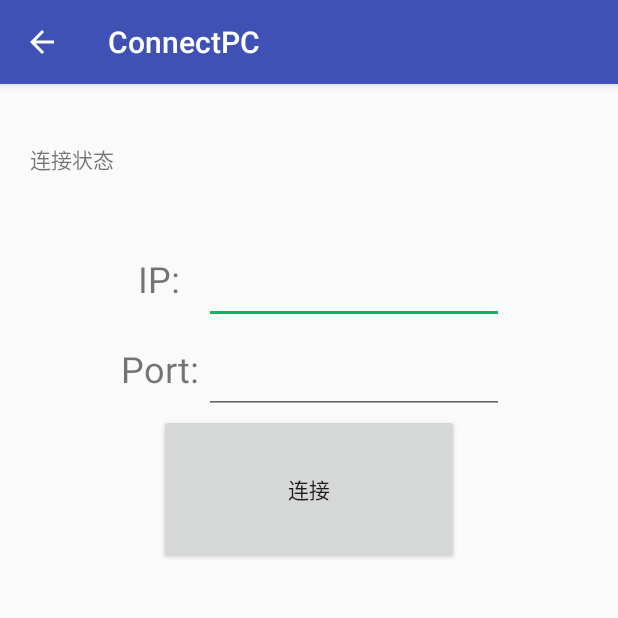
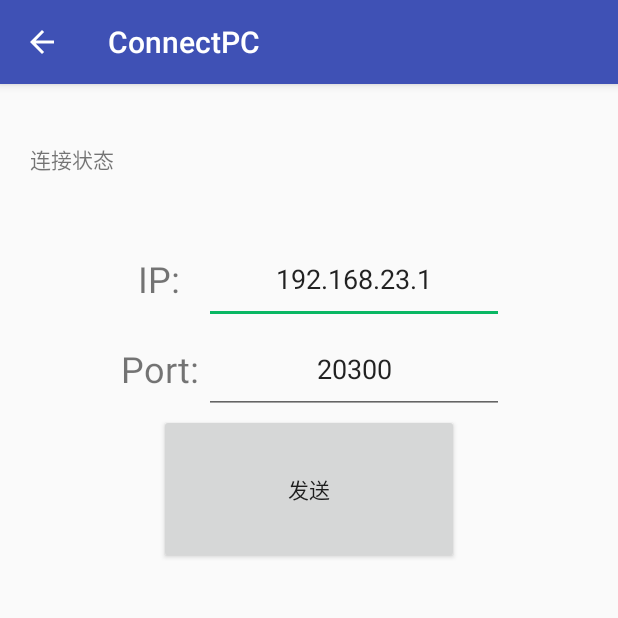
Before and after one commit to younghang/MyAndroidLearning_ClipDemo, an Android app: the MainActivity screen opened directly, with no data from a screen before it, on a phone screen of 412 x 824 dp, the top half of it. Run offline under Robolectric (Android 15) with nearby library versions, the phone set to English and light mode, and no system bars.

Commit message:
add simple connect socket to finish the task of sending text to PC

```diff
--- a/app/src/main/AndroidManifest.xml
+++ b/app/src/main/AndroidManifest.xml
@@ -1,6 +1,8 @@
 <?xml version="1.0" encoding="utf-8"?>
 <manifest xmlns:android="http://schemas.android.com/apk/res/android"
     package="com.example.yanghang.myapplication" >
+
+    <uses-permission android:name="android.permission.INTERNET" />
 
     <application
         android:allowBackup="true"
@@ -8,7 +10,8 @@
         android:label="@string/app_name"
         android:supportsRtl="true"
         android:theme="@style/AppTheme" >
-        <activity android:name=".MainActivity"  android:theme="@style/AppTheme.NoActionBar" >
+
+    <activity android:name=".MainActivity"  android:theme="@style/AppTheme.NoActionBar" >
 
         </activity>
         <activity android:name=".ActivityEditInfo"
--- a/app/src/main/res/layout/activity_connect.xml
+++ b/app/src/main/res/layout/activity_connect.xml
@@ -1,11 +1,14 @@
 <?xml version="1.0" encoding="utf-8"?>
-<android.support.design.widget.CoordinatorLayout
-    xmlns:android="http://schemas.android.com/apk/res/android"
+<android.support.design.widget.CoordinatorLayout xmlns:android="http://schemas.android.com/apk/res/android"
     xmlns:app="http://schemas.android.com/apk/res-auto"
-    xmlns:tools="http://schemas.android.com/tools" android:layout_width="match_parent"
-    android:layout_height="match_parent" android:fitsSystemWindows="true" >
-    <android.support.design.widget.AppBarLayout android:layout_height="wrap_content"
-        android:layout_width="match_parent" android:theme="@style/AppTheme.AppBarOverlay">
+    android:layout_width="match_parent"
+    android:layout_height="match_parent"
+    android:fitsSystemWindows="true">
+
+    <android.support.design.widget.AppBarLayout
+        android:layout_width="match_parent"
+        android:layout_height="wrap_content"
+        android:theme="@style/AppTheme.AppBarOverlay">
 
     <android.support.v7.widget.Toolbar
         android:id="@+id/connect_toolbar"
@@ -25,74 +28,77 @@
 
 
     <RelativeLayout
-        android:layout_marginTop="?attr/actionBarSize"
         android:layout_width="match_parent"
-        android:layout_height="match_parent">
+        android:layout_height="match_parent"
+        android:layout_marginTop="?attr/actionBarSize">
 
         <include layout="@layout/connect_info"
             ></include>
     <LinearLayout
      android:id="@+id/ll_ip"
-     android:gravity="center"
-     android:layout_marginTop="100dp"
+        android:layout_width="match_parent"
+        android:layout_height="wrap_content"
      android:layout_centerHorizontal="true"
-     android:layout_width="match_parent"
-     android:orientation="horizontal"
-     android:layout_height="wrap_content">
+        android:layout_marginTop="100dp"
+        android:gravity="center"
+        android:orientation="horizontal">
      <TextView
-         android:textSize="24dp"
          android:layout_width="60dp"
          android:layout_height="60dp"
+         android:layout_gravity="center"
+         android:gravity="center"
+
          android:text="IP:"
-         android:gravity="center"
-         android:layout_gravity="center"
+         android:textSize="24dp"
          />
      <EditText
          android:id="@+id/ed_ip"
          android:layout_width="200dp"
          android:layout_height="60dp"
+         android:layout_gravity="center"
          android:gravity="center"
-         android:layout_gravity="center"/>
+         android:text="192.168.23.1" />
  </LinearLayout>
     <LinearLayout
         android:id="@+id/ll_port"
+        android:layout_width="match_parent"
+        android:layout_height="wrap_content"
         android:layout_below="@+id/ll_ip"
         android:layout_centerHorizontal="true"
-        android:layout_width="match_parent"
         android:gravity="center"
-        android:orientation="horizontal"
-        android:layout_height="wrap_content">
+        android:orientation="horizontal">
         <TextView
-            android:textSize="24dp"
             android:layout_width="60dp"
             android:layout_height="60dp"
+            android:layout_gravity="center"
+            android:gravity="center"
             android:text="Port:"
-            android:gravity="center"
-            android:layout_gravity="center"
+            android:textSize="24dp"
             />
         <EditText
             android:id="@+id/ed_port"
             android:layout_width="200dp"
             android:layout_height="60dp"
+            android:layout_gravity="center"
             android:gravity="center"
-            android:layout_gravity="center"/>
+            android:text="20300" />
     </LinearLayout>
      <Button
+         android:id="@+id/btn_Connect"
          android:layout_width="200dp"
          android:layout_height="100dp"
-         android:id="@+id/btn_Connect"
+         android:layout_below="@+id/ll_port"
+         android:layout_centerHorizontal="true"
          android:gravity="center"
-         android:layout_centerHorizontal="true"
-         android:layout_below="@+id/ll_port"
-         android:text="连接"
+         android:text="发送"
          />
     <ImageView
         xmlns:app="http://schemas.android.com/apk/res-auto"
         android:id="@+id/drag_handler"
         android:layout_width="48dp"
         android:layout_height="48dp"
+        android:layout_below="@+id/btn_Connect"
         android:padding="12dp"
-        android:layout_below="@+id/btn_Connect"
         />
     </RelativeLayout>
 
```
Also changed, not shown: app/src/main/java/com/example/yanghang/myapplication/ConnectThread.java (+37 -5 lines), app/src/main/java/com/example/yanghang/myapplication/MainActivity.java (+33 -14 lines).
